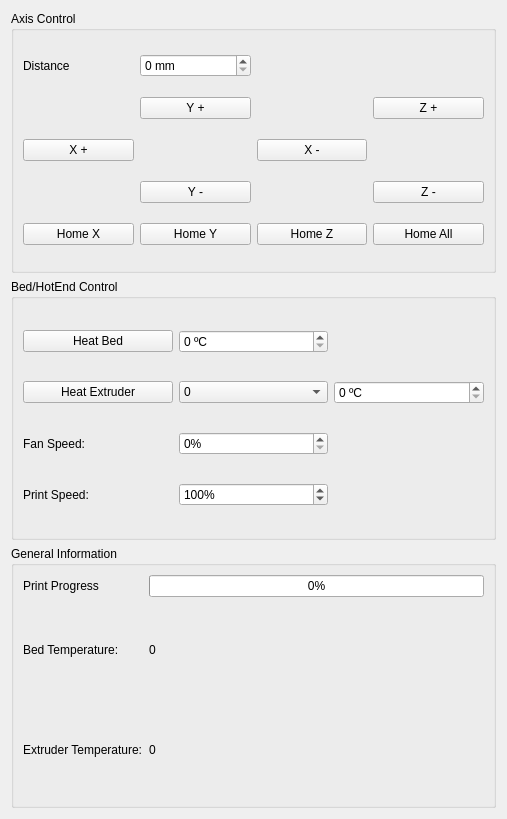
Before: the Qt Designer form src/widgets/temporaryprintercontrolwidget.ui in KDE/atelier, drawn with Qt 5.
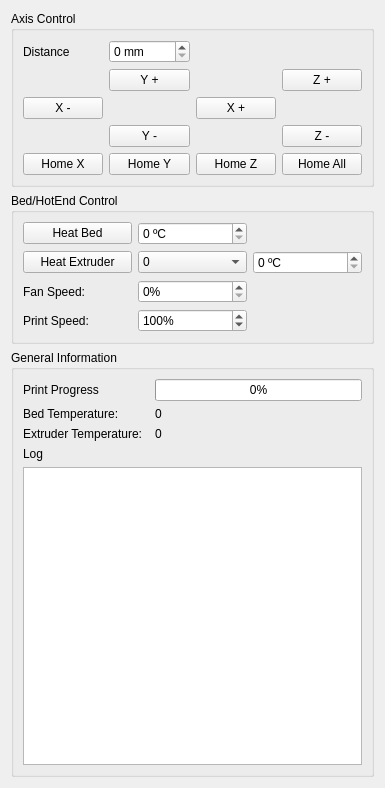
After: the same form once the commit is applied.

```diff
--- a/src/widgets/temporaryprintercontrolwidget.ui
+++ b/src/widgets/temporaryprintercontrolwidget.ui
@@ -6,8 +6,8 @@
    <rect>
     <x>0</x>
     <y>0</y>
-    <width>507</width>
-    <height>819</height>
+    <width>385</width>
+    <height>788</height>
    </rect>
   </property>
   <property name="windowTitle">
@@ -44,17 +44,17 @@
       <item row="3" column="4">
        <widget class="QPushButton" name="x_rightPB">
         <property name="text">
-         <string>X -</string>
-        </property>
-       </widget>
-      </item>
-      <item row="3" column="1">
-       <widget class="QPushButton" name="x_leftPB">
-        <property name="text">
          <string>X +</string>
         </property>
        </widget>
       </item>
+      <item row="3" column="1">
+       <widget class="QPushButton" name="x_leftPB">
+        <property name="text">
+         <string>X -</string>
+        </property>
+       </widget>
+      </item>
       <item row="5" column="4">
        <widget class="QPushButton" name="homeZPB">
         <property name="text">
@@ -233,6 +233,9 @@
       <string>General Information</string>
      </property>
      <layout class="QGridLayout" name="gridLayout_4">
+      <item row="5" column="0" colspan="3">
+       <widget class="QPlainTextEdit" name="logPT"/>
+      </item>
       <item row="1" column="2">
        <widget class="QProgressBar" name="printProgressPB">
         <property name="value">
@@ -275,6 +278,13 @@
         </property>
        </widget>
       </item>
+      <item row="4" column="0" colspan="3">
+       <widget class="QLabel" name="label_6">
+        <property name="text">
+         <string>Log</string>
+        </property>
+       </widget>
+      </item>
      </layout>
     </widget>
    </item>
```
